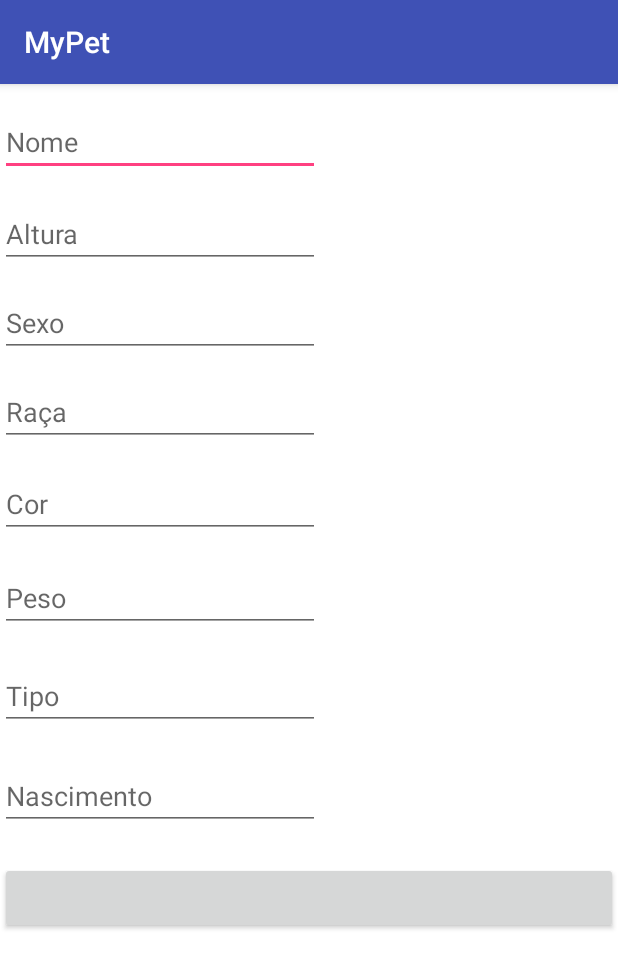
After one commit to acarlos94/MyPet, an Android app: the CadastrarAnimalActivity screen opened directly, with no data from a screen before it, on a phone screen of 412 x 824 dp. The commit adds this screen. Shown: the top 968 px of the screen. Run offline under Robolectric (Android 15) with nearby library versions, the phone set to English and light mode, and no system bars; 1 statement that could not run was skipped.

Commit message:
mais um commite por segurança 2

```diff
--- a/app/src/main/java/banzoprojects/com/pet/usuario/gui/MainActivity.java
+++ b/app/src/main/java/banzoprojects/com/pet/usuario/gui/MainActivity.java
@@ -42,6 +42,7 @@ public class MainActivity extends AppCompatActivity {
         tvBemVindo = (TextView)findViewById(R.id.tvBemVindo);
         tvBemVindo.setText(usuarioLogado);
 
+
     }
     private void logout() {
         Usuario usuarioVazio = new Usuario();
@@ -49,4 +50,5 @@ public class MainActivity extends AppCompatActivity {
         finish();
         startActivity(new Intent(MainActivity.this, LoginActivity.class));
     }
+
 }
--- /dev/null
+++ b/app/src/main/res/layout/activity_cadastrar_animal.xml
@@ -0,0 +1,118 @@
+<?xml version="1.0" encoding="utf-8"?>
+<ScrollView xmlns:android="http://schemas.android.com/apk/res/android"
+    xmlns:tools="http://schemas.android.com/tools"
+    android:layout_width="match_parent"
+    android:layout_height="match_parent"
+    android:orientation="horizontal"
+    android:background="@color/branco">
+
+    <LinearLayout xmlns:android="http://schemas.android.com/apk/res/android"
+        xmlns:tools="http://schemas.android.com/tools"
+        android:id="@+id/activity_registro_animal"
+        android:layout_width="match_parent"
+        android:layout_height="match_parent"
+        android:orientation="vertical"
+        tools:context="banzoprojects.com.pet.animal.gui.CadastrarAnimalActivity">
+
+        <EditText
+            android:layout_width="wrap_content"
+            android:layout_height="wrap_content"
+            android:inputType="textPersonName"
+            android:hint="Nome"
+            android:ems="10"
+            android:id="@+id/etNomeAnimal"
+            android:layout_below="@+id/etNomeAnimal"
+            android:layout_alignParentStart="true"
+            android:layout_marginTop="16dp" />
+
+        <EditText
+            android:layout_width="wrap_content"
+            android:layout_height="wrap_content"
+            android:inputType="textPersonName"
+            android:hint="Altura"
+            android:ems="10"
+            android:id="@+id/etAlturaAnimal"
+            android:layout_below="@+id/etSexoAnimal"
+            android:layout_alignParentStart="true"
+            android:layout_marginTop="16dp" />
+
+        <EditText
+            android:layout_width="wrap_content"
+            android:layout_height="wrap_content"
+            android:inputType="textPersonName"
+            android:hint="Sexo"
+            android:ems="10"
+            android:id="@+id/etSexoAnimal"
+            android:layout_below="@+id/etRacaAnimal"
+            android:layout_alignParentStart="true"
+            android:layout_marginTop="14dp" />
+
+        <EditText
+            android:layout_width="wrap_content"
+            android:layout_height="wrap_content"
+            android:inputType="textPersonName"
+            android:hint="Raça"
+            android:ems="10"
+            android:id="@+id/etRacaAnimal"
+            android:layout_below="@+id/etCorAnimal"
+            android:layout_alignParentStart="true"
+            android:layout_marginTop="14dp" />
+
+        <EditText
+            android:layout_width="wrap_content"
+            android:layout_height="wrap_content"
+            android:inputType="textPersonName"
+            android:hint="Cor"
+            android:ems="10"
+            android:id="@+id/etCorAnimal"
+            android:layout_below="@+id/edtPesoAnimal"
+            android:layout_alignParentStart="true"
+            android:layout_marginTop="16dp" />
+
+        <EditText
+            android:layout_width="wrap_content"
+            android:layout_height="wrap_content"
+            android:inputType="textPersonName"
+            android:hint="Peso"
+            android:ems="10"
+            android:id="@+id/etPesoAnimal"
+            android:layout_below="@+id/etNomeAnimal"
+            android:layout_alignParentStart="true"
+            android:layout_marginTop="17dp" />
+
+
+        <EditText
+            android:layout_width="wrap_content"
+            android:layout_height="wrap_content"
+            android:inputType="textPersonName"
+            android:hint="Tipo"
+            android:ems="10"
+            android:id="@+id/etTipo"
+            android:layout_marginTop="20dp"
+            android:layout_below="@+id/editText8"
+            android:layout_alignParentStart="true" />
+
+        <EditText
+            android:layout_width="wrap_content"
+            android:layout_height="wrap_content"
+            android:inputType="textPersonName"
+            android:hint="Nascimento"
+            android:ems="10"
+            android:id="@+id/etNascimentoAnimal"
+            android:layout_marginTop="21dp"
+            android:layout_below="@+id/editText9"
+            android:layout_alignParentStart="true" />
+
+        <Button
+            android:layout_width="match_parent"
+            android:layout_height="wrap_content"
+            android:id="@+id/btnCadastrarAnimal"
+            android:layout_weight="0.00"
+            tools:text="Cadastrar Animal"
+            android:onClick="onButtonClickUsuario"
+            android:textSize="13sp"
+            android:layout_marginTop="21dp"/>
+
+
+    </LinearLayout>
+</ScrollView>
```
Also changed, not shown: app/src/main/AndroidManifest.xml (+4 -9 lines), app/src/main/java/banzoprojects/com/pet/animal/dao/AnimalNegocio.java (added, +43 -0 lines), app/src/main/java/banzoprojects/com/pet/animal/dominio/Animal.java (+24 -24 lines), app/src/main/java/banzoprojects/com/pet/animal/gui/CadastrarAnimalActivity.java (added, +79 -0 lines), app/src/main/java/banzoprojects/com/pet/usuario/dao/UsuarioDAO.java (+23 -7 lines), app/src/main/res/layout/activity_main.xml (+23 -8 lines).
